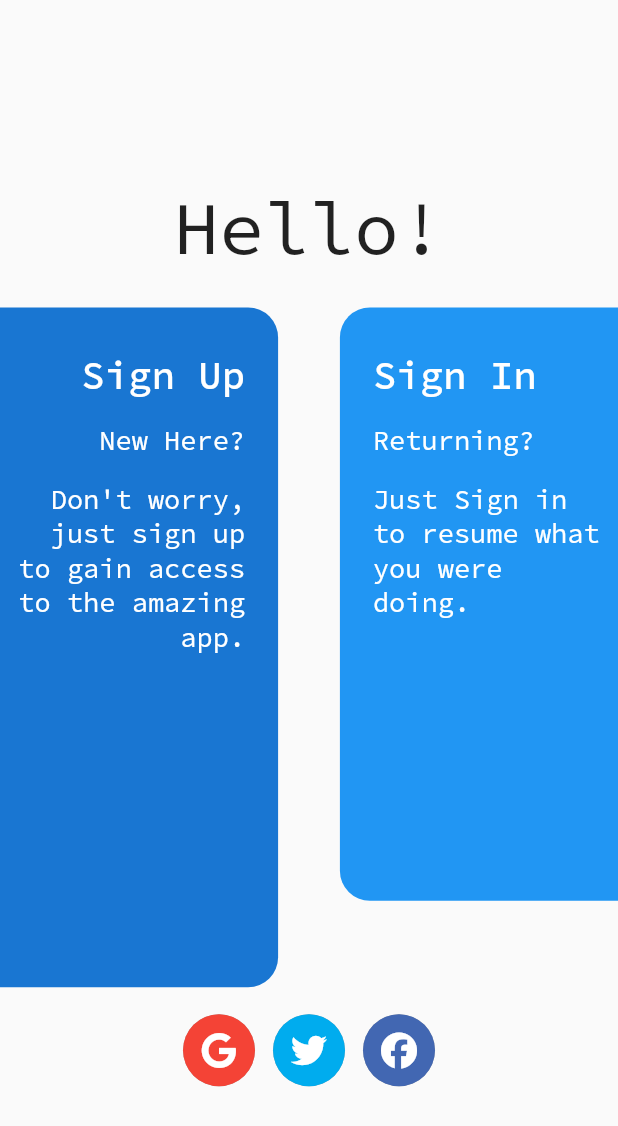
After one commit to ehsantarar184/flutter_working, a Flutter app: the LoginSignUpPage screen opened directly, on a phone screen of 412 x 824 dp. The commit adds this screen. Shown: the top 1126 px of the screen. Run offline on Flutter 3.47's test engine with Material 2 defaults, Android fonts, the phone set to English and light mode, and no system bars; our stand-ins replace font_awesome_flutter, google_fonts; missing offline and left inert: flutter_ui_1; statements that could not run were skipped.

Commit message:
dicee_app

```diff
--- /dev/null
+++ b/practiceset/lib/LoginSignUpPage.dart
@@ -0,0 +1,253 @@
+import 'package:flutter/material.dart';
+import 'package:flutter_ui_1/signUpPage.dart';
+import 'package:flutter_ui_1/slideLeftRoute.dart';
+import 'package:flutter_ui_1/slideRightRoute.dart';
+import 'package:font_awesome_flutter/font_awesome_flutter.dart';
+import 'package:google_fonts/google_fonts.dart';
+
+import 'loginPage.dart';
+
+class LoginSignUpPage extends StatefulWidget {
+  @override
+  _LoginSignUpPageState createState() => _LoginSignUpPageState();
+}
+
+class _LoginSignUpPageState extends State<LoginSignUpPage> {
+  @override
+  Widget build(BuildContext context) {
+    return Scaffold(
+      body: Container(
+          child: SingleChildScrollView(
+            child: Column(
+              children: [
+                Padding(
+                  padding: EdgeInsets.only(top: 120, bottom: 22),
+                  child: Center(
+                    child: Text(
+                      "Hello!",
+                      style: GoogleFonts.sourceCodePro(
+                        fontSize: 50,
+                      ),
+                    ),
+                  ),
+                ),
+                Row(
+                  crossAxisAlignment: CrossAxisAlignment.start,
+                  children: [
+                    GestureDetector(
+                      behavior: HitTestBehavior.opaque,
+                      onTap: () {
+                        Navigator.push(
+                            context, SlideRightRoute(page: SignUpPage()));
+                      },
+                      child: Container(
+                        height: MediaQuery.of(context).size.height * .55,
+                        width: MediaQuery.of(context).size.width * 0.45,
+                        decoration: BoxDecoration(
+                          color: Colors.blue[700],
+                          borderRadius: BorderRadius.only(
+                            topRight: Radius.circular(
+                              20,
+                            ),
+                            bottomRight: Radius.circular(
+                              20,
+                            ),
+                          ),
+                        ),
+                        child: Padding(
+                          padding: const EdgeInsets.only(
+                            right: 22.0,
+                            top: 28,
+                          ),
+                          child: Column(
+                            crossAxisAlignment: CrossAxisAlignment.end,
+                            children: [
+                              Padding(
+                                padding: const EdgeInsets.only(bottom: 8.0),
+                                child: Text(
+                                  "Sign Up",
+                                  style: GoogleFonts.sourceCodePro(
+                                      color: Colors.white,
+                                      fontSize: 26,
+                                      fontWeight: FontWeight.w500),
+                                ),
+                              ),
+                              Padding(
+                                padding: const EdgeInsets.only(top: 8.0, bottom: 8),
+                                child: Text(
+                                  "New Here?",
+                                  style: GoogleFonts.sourceCodePro(
+                                      color: Colors.white,
+                                      fontSize: 18,
+                                      fontWeight: FontWeight.w400),
+                                ),
+                              ),
+                              Padding(
+                                padding: const EdgeInsets.only(top: 8.0, left: 10),
+                                child: Text(
+                                  "Don't worry, just sign up to gain access to the amazing app.",
+                                  textAlign: TextAlign.right,
+                                  style: GoogleFonts.sourceCodePro(
+                                    fontSize: 18,
+                                    color: Colors.white,
+                                    fontWeight: FontWeight.w400,
+                                  ),
+                                ),
+                              ),
+                            ],
+                          ),
+                        ),
+                      ),
+                    ),
+                    Spacer(),
+                    GestureDetector(
+                      behavior: HitTestBehavior.opaque,
+                      onTap: () {
+                        Navigator.push(
+                          context,
+                          SlideLeftRoute(
+                            page: LoginPage(),
+                          ),
+                        );
+                      },
+                      child: Container(
+                        height: MediaQuery.of(context).size.height * .48,
+                        width: MediaQuery.of(context).size.width * 0.45,
+                        decoration: BoxDecoration(
+                          color: Colors.blue,
+                          borderRadius: BorderRadius.only(
+                            topLeft: Radius.circular(
+                              20,
+                            ),
+                            bottomLeft: Radius.circular(
+                              20,
+                            ),
+                          ),
+                        ),
+                        child: Padding(
+                          padding: EdgeInsets.only(
+                            left: 22.0,
+                            top: 28.0,
+                          ),
+                          child: Column(
+                            crossAxisAlignment: CrossAxisAlignment.start,
+                            children: [
+                              Padding(
+                                padding: const EdgeInsets.only(bottom: 8.0),
+                                child: Text(
+                                  "Sign In",
+                                  style: GoogleFonts.sourceCodePro(
+                                      color: Colors.white,
+                                      fontSize: 26,
+                                      fontWeight: FontWeight.w500),
+                                ),
+                              ),
+                              Padding(
+                                padding: const EdgeInsets.only(top: 8.0, bottom: 8),
+                                child: Text(
+                                  "Returning?",
+                                  style: GoogleFonts.sourceCodePro(
+                                      color: Colors.white,
+                                      fontSize: 18,
+                                      fontWeight: FontWeight.w400),
+                                ),
+                              ),
+                              Padding(
+                                padding: const EdgeInsets.only(top: 8.0, right: 10),
+                                child: Text(
+                                  "Just Sign in to resume what you were doing.",
+                                  textAlign: TextAlign.left,
+                                  style: GoogleFonts.sourceCodePro(
+                                    fontSize: 18,
+                                    color: Colors.white,
+                                    fontWeight: FontWeight.w400,
+                                  ),
+                                ),
+                              ),
+                            ],
+                          ),
+                        ),
+                      ),
+                    ),
+                  ],
+                ),
+                Padding(
+                  padding: const EdgeInsets.only(top: 18.0),
+                  child: Row(
+                    mainAxisAlignment: MainAxisAlignment.center,
+                    children: [
+                      Padding(
+                        padding: const EdgeInsets.only(right: 6.0),
+                        child: Container(
+                          height: 48,
+                          width: 48,
+                          decoration: BoxDecoration(
+                            color: Colors.red,
+                            boxShadow: [
+                              BoxShadow(
+                                color: Colors.grey,
+                              )
+                            ],
+                            shape: BoxShape.circle,
+                          ),
+                          child: Center(
+                            child: FaIcon(
+                              FontAwesomeIcons.google,
+                              color: Colors.white,
+                            ),
+                          ),
+                        ),
+                      ),
+                      Padding(
+                        padding: const EdgeInsets.only(left: 6, right: 6.0),
+                        child: Container(
+                          height: 48,
+                          width: 48,
+                          decoration: BoxDecoration(
+                            color: Color.fromRGBO(0, 172, 238, 1),
+                            boxShadow: [
+                              BoxShadow(
+                                color: Colors.grey,
+                              )
+                            ],
+                            shape: BoxShape.circle,
+                          ),
+                          child: Center(
+                            child: FaIcon(
+                              FontAwesomeIcons.twitter,
+                              color: Colors.white,
+                            ),
+                          ),
+                        ),
+                      ),
+                      Padding(
+                        padding: const EdgeInsets.only(left: 6.0),
+                        child: Container(
+                          height: 48,
+                          width: 48,
+                          decoration: BoxDecoration(
+                            color: Color.fromRGBO(66, 103, 178, 1),
+                            boxShadow: [
+                              BoxShadow(
+                                color: Colors.grey,
+                              )
+                            ],
+                            shape: BoxShape.circle,
+                          ),
+                          child: Center(
+                            child: FaIcon(
+                              FontAwesomeIcons.facebook,
+                              color: Colors.white,
+                            ),
+                          ),
+                        ),
+                      )
+                    ],
+                  ),
+                )
+              ],
+            ),
+          )),
+    );
+  }
+}
--- a/practiceset/lib/main.dart
+++ b/practiceset/lib/main.dart
@@ -3,3 +3,18 @@ import 'package:flutter/material.dart';
 void main() {
   runApp(const MyApp());
 }
+class MyApp extends StatelessWidget {
+  const MyApp({Key? key}) : super(key: key);
+
+  // This widget is the root of your application.
+  @override
+  Widget build(BuildContext context) {
+    return MaterialApp(
+      title: 'Flutter Demo',
+      theme: ThemeData(
+          primarySwatch: Colors.blue,
+          visualDensity: VisualDensity.adaptivePlatformDensity),
+      home: LoginSignUpPage(),
+    );
+  }
+}
```
